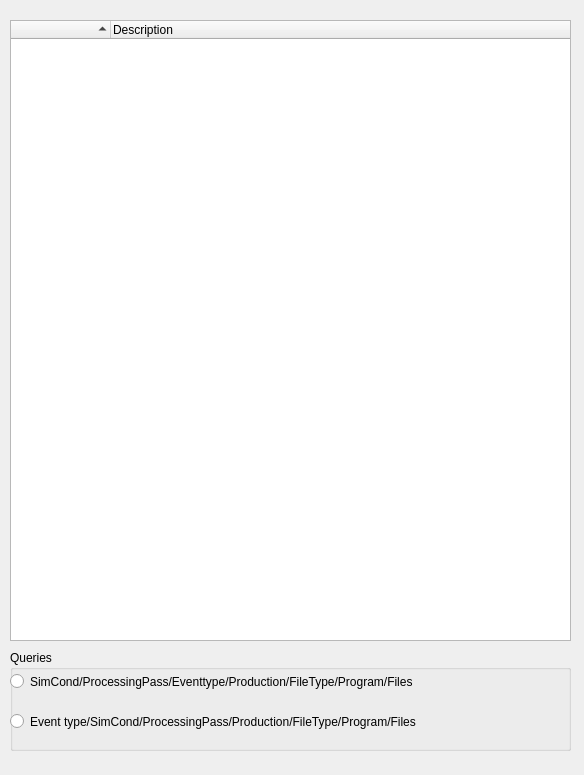
antolu/LHCbDIRAC, file LHCbDIRAC/BookkeepingSystem/Gui/Widget/TreeWidget.ui: the form before one commit.
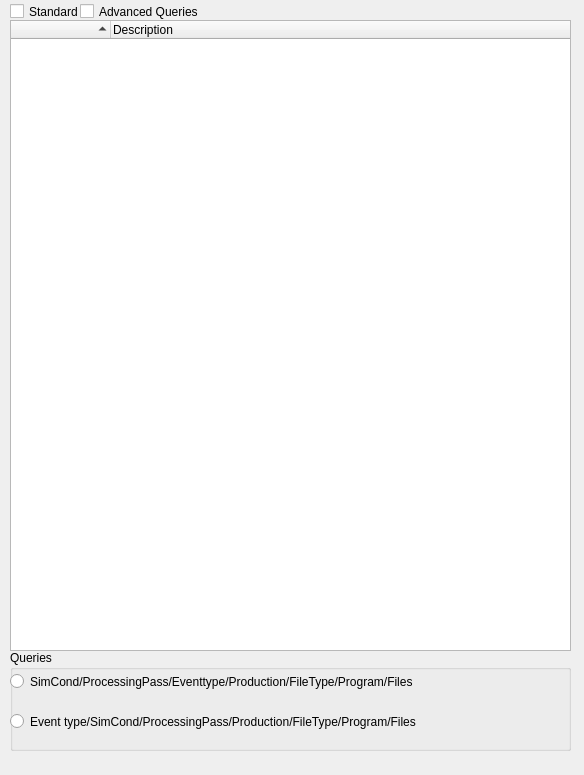
The form after the commit.

Commit message: Standard and advanced queries implemented.

Patch:
```diff
--- a/LHCbDIRAC/BookkeepingSystem/Gui/Widget/TreeWidget.ui
+++ b/LHCbDIRAC/BookkeepingSystem/Gui/Widget/TreeWidget.ui
@@ -63,7 +63,7 @@
      <x>10</x>
      <y>20</y>
      <width>561</width>
-     <height>621</height>
+     <height>631</height>
     </rect>
    </property>
    <property name="cursor" stdset="0" >
@@ -104,6 +104,32 @@
     </property>
    </column>
   </widget>
+  <widget class="QCheckBox" name="standardQuery" >
+   <property name="geometry" >
+    <rect>
+     <x>10</x>
+     <y>0</y>
+     <width>81</width>
+     <height>23</height>
+    </rect>
+   </property>
+   <property name="text" >
+    <string>Standard</string>
+   </property>
+  </widget>
+  <widget class="QCheckBox" name="advancedQuery" >
+   <property name="geometry" >
+    <rect>
+     <x>80</x>
+     <y>0</y>
+     <width>131</width>
+     <height>23</height>
+    </rect>
+   </property>
+   <property name="text" >
+    <string>Advanced Queries</string>
+   </property>
+  </widget>
   <action name="configNameRadioButton" >
    <property name="text" >
     <string>config_click</string>
```
The commit also changes 8 other files.
